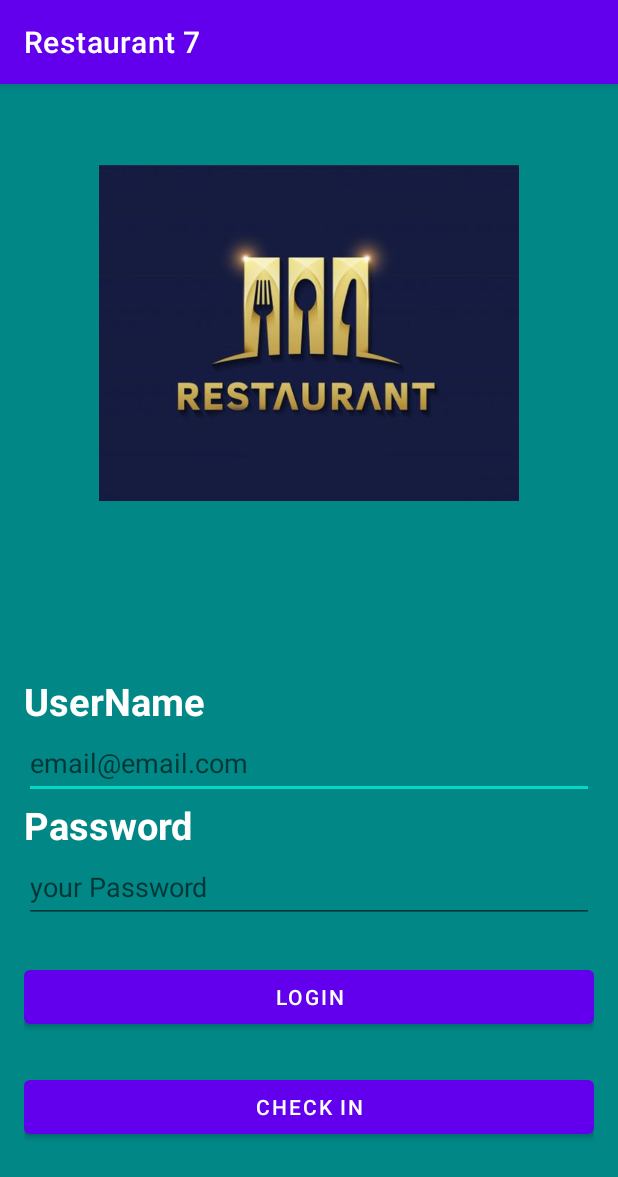
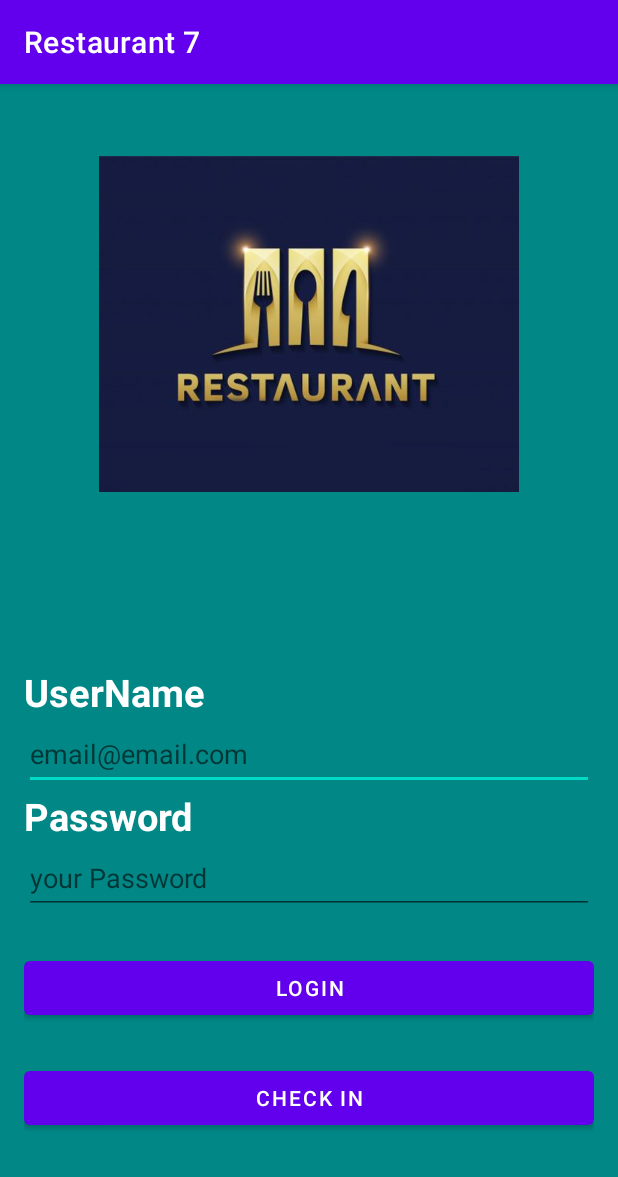
Before and after one commit to gamamintic/Restaurante7, an Android app: the screen it shows after launch (MainActivity), on a phone screen of 412 x 824 dp. Shown: the top 1177 px of the screen. Run offline under Robolectric (Android 15) with nearby library versions, the phone set to English and light mode, and no system bars.

Commit message:
Version 2

```diff
--- a/app/src/main/res/layout/activity_main.xml
+++ b/app/src/main/res/layout/activity_main.xml
@@ -11,7 +11,7 @@
     <LinearLayout
         android:layout_width="match_parent"
         android:layout_height="wrap_content"
-        android:layout_margin="26dp"
+        android:layout_margin="20dp"
         android:layout_weight="0"
         android:gravity="center"
         android:orientation="horizontal">
@@ -64,7 +64,8 @@
             android:layout_height="wrap_content"
             android:hint="@string/hint_password"
             android:minHeight="48dp"
-            android:textColor="@color/white" />
+            android:textColor="@color/white"
+            android:inputType="textPassword"/>
 
         <Button
             android:id="@+id/btnLogin"
```
